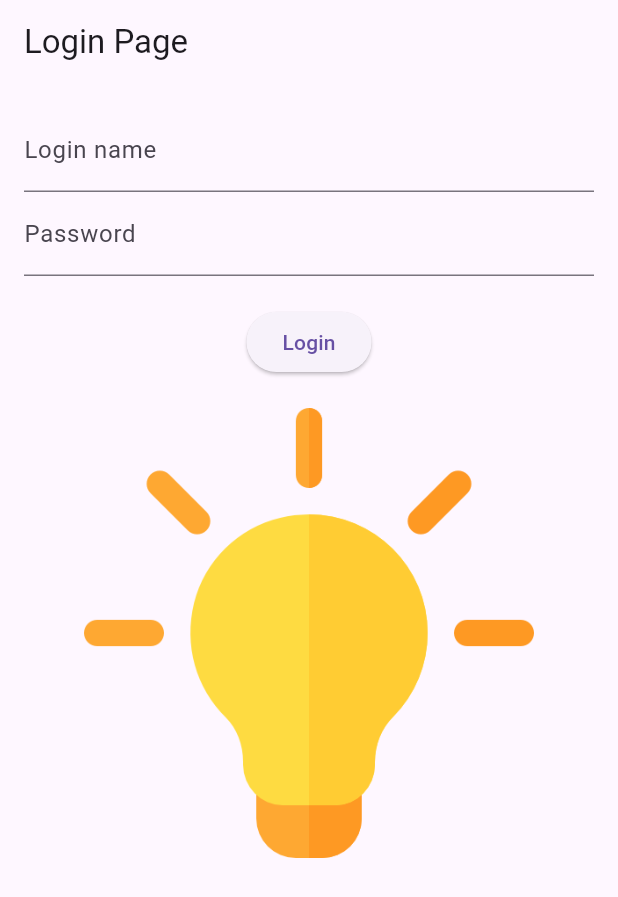
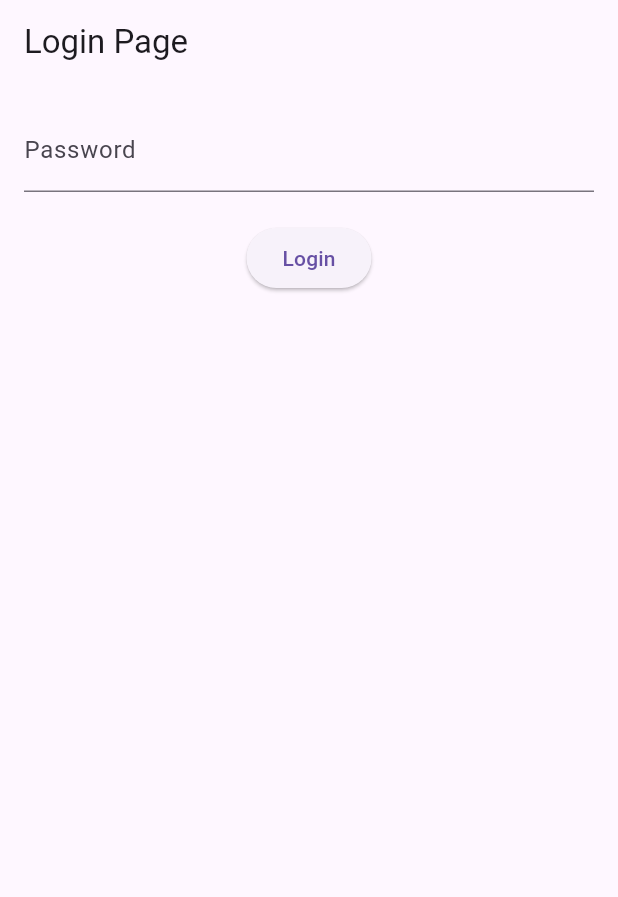
Before and after one commit to 1985MuhammedOzturk/AndroidStudioProjects, a Flutter app: the screen it shows after launch, on a phone screen of 412 x 824 dp. Shown: the top 897 px of the screen. Run offline on Flutter 3.47's test engine with Material 3 defaults, Android fonts, the phone set to English and light mode, and no system bars.

Commit message:
Added ProfilePage and navigation from LoginPage

```diff
--- a/lib/main.dart
+++ b/lib/main.dart
@@ -1,4 +1,55 @@
 import 'package:flutter/material.dart';
+import 'package:flutter/material.dart';
+import 'profile_page.dart'; // Add this import
+
+class LoginPage extends StatefulWidget {
+  @override
+  _LoginPageState createState() => _LoginPageState();
+}
+
+class _LoginPageState extends State<LoginPage> {
+  final TextEditingController _passwordController = TextEditingController();
+  final String _correctPassword = 'your_correct_password'; // Replace with your actual password logic
+
+  void _login() {
+    if (_passwordController.text == _correctPassword) {
+      Navigator.push(
+        context,
+        MaterialPageRoute(builder: (context) => ProfilePage()),
+      );
+    } else {
+      ScaffoldMessenger.of(context).showSnackBar(
+        SnackBar(content: Text('Incorrect password')),
+      );
+    }
+  }
+
+  @override
+  Widget build(BuildContext context) {
+    return Scaffold(
+      appBar: AppBar(
+        title: Text('Login Page'),
+      ),
+      body: Padding(
+        padding: const EdgeInsets.all(16.0),
+        child: Column(
+          children: [
+            TextField(
+              controller: _passwordController,
+              decoration: InputDecoration(labelText: 'Password'),
+              obscureText: true,
+            ),
+            SizedBox(height: 20),
+            ElevatedButton(
+              onPressed: _login,
+              child: Text('Login'),
+            ),
+          ],
+        ),
+      ),
+    );
+  }
+}
 
 void main() {
   runApp(MyApp());
```
